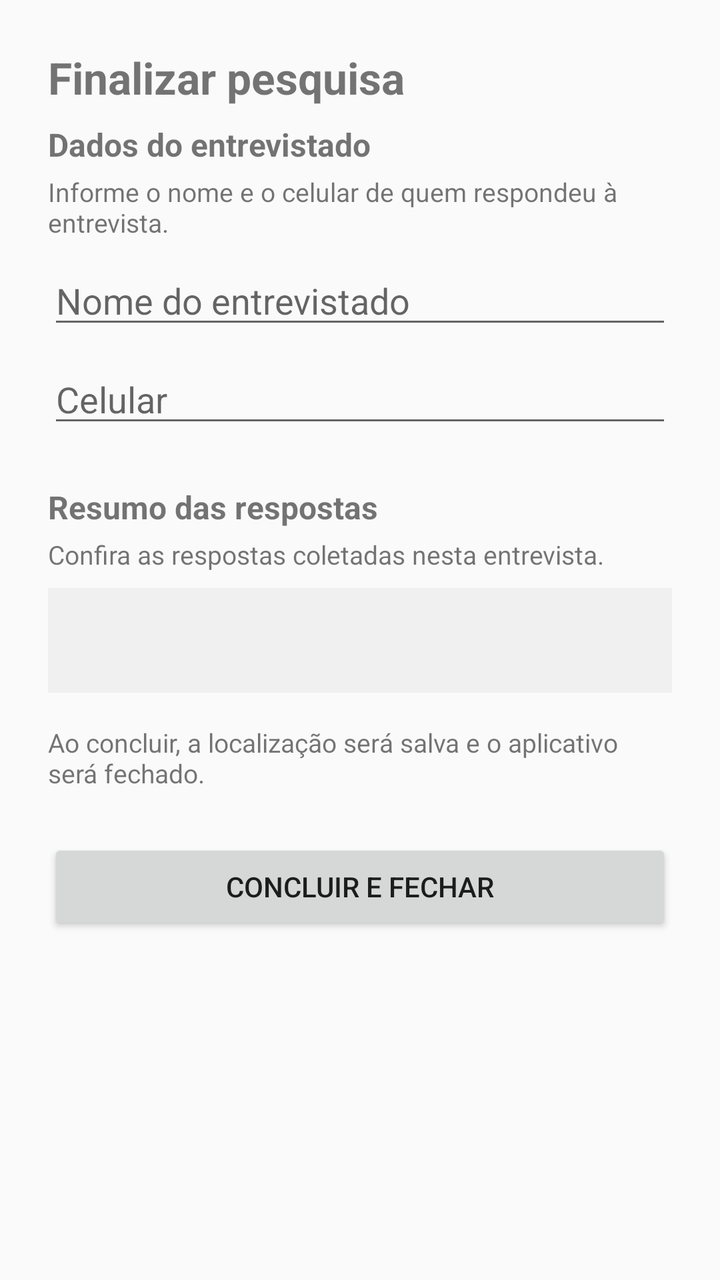
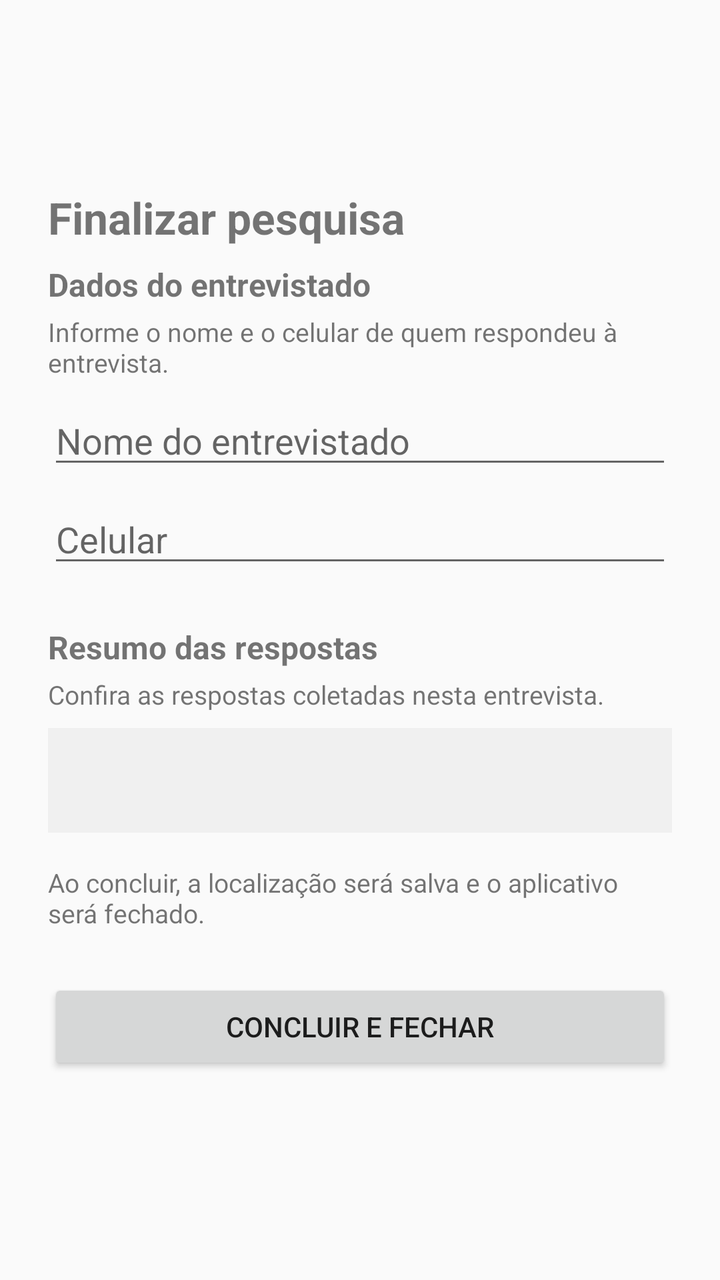

Compare the two renders of this Android layout. The source of the first and the diff that turns it into the second are given below.
<!-- AndroidManifest.xml: application theme android:Theme.Material.Light.DarkActionBar -->
<!-- res/layout/activity_finalizar.xml -->
<?xml version="1.0" encoding="utf-8"?>
<ScrollView xmlns:android="http://schemas.android.com/apk/res/android"
    android:layout_width="match_parent"
    android:layout_height="match_parent">

    <LinearLayout
        android:layout_width="match_parent"
        android:layout_height="wrap_content"
        android:orientation="vertical"
        android:padding="24dp">

        <TextView
            android:layout_width="wrap_content"
            android:layout_height="wrap_content"
            android:text="Finalizar pesquisa"
            android:textSize="22sp"
            android:textStyle="bold"
            android:layout_marginBottom="8dp" />

        <TextView
            android:layout_width="wrap_content"
            android:layout_height="wrap_content"
            android:text="Dados do entrevistado"
            android:textSize="16sp"
            android:textStyle="bold"
            android:layout_marginBottom="4dp" />

        <TextView
            android:layout_width="wrap_content"
            android:layout_height="wrap_content"
            android:text="Informe o nome e o celular de quem respondeu à entrevista."
            android:textSize="13sp"
            android:layout_marginBottom="8dp" />

        <EditText
            android:id="@+id/editNome"
            android:layout_width="match_parent"
            android:layout_height="wrap_content"
            android:hint="Nome do entrevistado"
            android:inputType="textPersonName" />

        <EditText
            android:id="@+id/editCelular"
            android:layout_width="match_parent"
            android:layout_height="wrap_content"
            android:hint="Celular"
            android:inputType="phone"
            android:layout_marginTop="8dp" />

        <TextView
            android:layout_width="wrap_content"
            android:layout_height="wrap_content"
            android:text="Resumo das respostas"
            android:textSize="16sp"
            android:textStyle="bold"
            android:layout_marginTop="24dp"
            android:layout_marginBottom="4dp" />

        <TextView
            android:layout_width="wrap_content"
            android:layout_height="wrap_content"
            android:text="Confira as respostas coletadas nesta entrevista."
            android:textSize="13sp"
            android:layout_marginBottom="8dp" />

        <TextView
            android:id="@+id/textoResumo"
            android:layout_width="match_parent"
            android:layout_height="wrap_content"
            android:textSize="15sp"
            android:lineSpacingExtra="6dp"
            android:background="#F0F0F0"
            android:padding="16dp" />

        <TextView
            android:layout_width="wrap_content"
            android:layout_height="wrap_content"
            android:text="Ao concluir, a localização será salva e o aplicativo será fechado."
            android:textSize="13sp"
            android:layout_marginTop="16dp" />

        <Button
            android:id="@+id/botaoConcluir"
            android:layout_width="match_parent"
            android:layout_height="wrap_content"
            android:text="Concluir e fechar"
            android:layout_marginTop="24dp" />

    </LinearLayout>

</ScrollView>
<!-- resources referenced by this layout -->
<resources>

</resources>

<!-- the commit's change to res/layout/activity_finalizar.xml (unified diff, before → after) -->
@@ -8,6 +8,10 @@
         android:layout_height="wrap_content"
         android:orientation="vertical"
         android:padding="24dp">
+
+        <Space
+            android:layout_width="1dp"
+            android:layout_height="70dp"/>
 
         <TextView
             android:layout_width="wrap_content"
